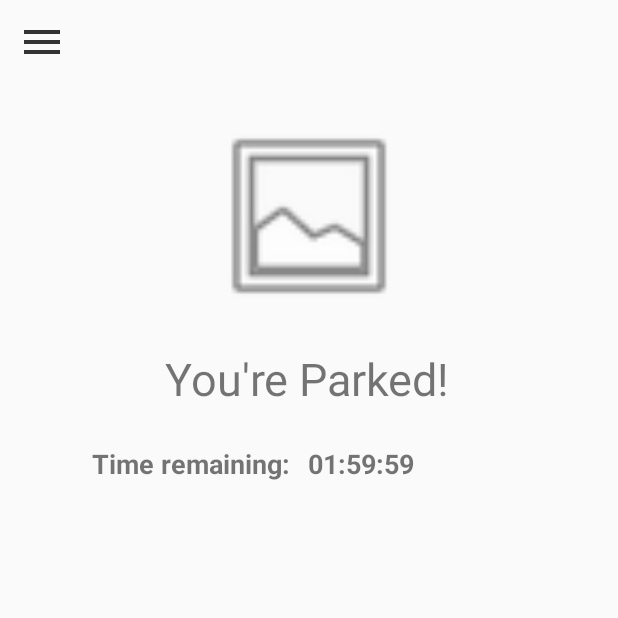
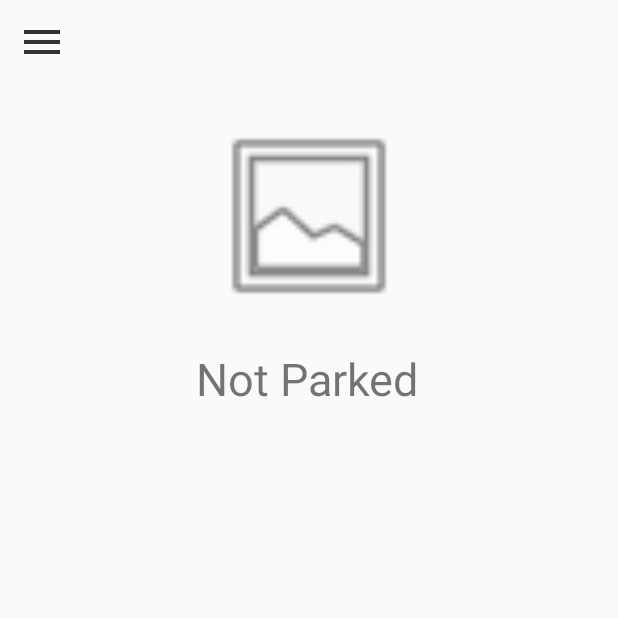
Before and after one commit to SirNexus/mjesto, an Android app: the fragment ParkedFragment placed in its activity, on a phone screen of 412 x 824 dp, the top half of it. Run offline under Robolectric (Android 15) with nearby library versions, the phone set to English and light mode, and no system bars; network calls fail.

Commit message:
Add more robust linking between maps and parking

```diff
--- a/frontend-app/app/src/main/java/com/example/mjesto/Fragments/Maps/ParkedFragment.java
+++ b/frontend-app/app/src/main/java/com/example/mjesto/Fragments/Maps/ParkedFragment.java
@@ -19,8 +19,16 @@ import java.util.concurrent.TimeUnit;
 public class ParkedFragment extends Fragment {
 
     private static final String TAG = ParkedFragment.class.getSimpleName();
+    private static final String NOT_PARKED_STATE = "Not Parked";
+    private static final String PARKED_STATE = "You're Parked!";
 
     public View mView;
+
+    private static TextView mParkingStatusTV;
+    private static TextView mTimeRemainingTV;
+    private static TextView mTimeRemainingLabelTV;
+
+    private static CountDownTimer mCountdownTimer;
 
 
     @Nullable
@@ -28,11 +36,31 @@ public class ParkedFragment extends Fragment {
     public View onCreateView(@NonNull LayoutInflater inflater, @Nullable ViewGroup container, @Nullable Bundle savedInstanceState) {
         mView = inflater.inflate(R.layout.fragment_parked, container, false);
 
-        final TextView timeRemainingValue = mView.findViewById(R.id.time_remaining_value_tv);
+        mParkingStatusTV = mView.findViewById(R.id.parking_status_tv);
+        mTimeRemainingTV = mView.findViewById(R.id.time_remaining_value_tv);
+        mTimeRemainingLabelTV = mView.findViewById(R.id.time_label_tv);
 
-        timeRemainingValue.setText("Test");
+        mCountdownTimer = null;
 
-        CountDownTimer countDownTimer = new CountDownTimer(2 * 60 * 60 * 1000, 1000) {
+        clearTimer();
+
+        return mView;
+    }
+
+    public static void setParked() {
+        mTimeRemainingLabelTV.setVisibility(View.INVISIBLE);
+        mTimeRemainingTV.setVisibility(View.INVISIBLE);
+        mParkingStatusTV.setText(PARKED_STATE);
+    }
+
+    public static void setTimer(int hours) {
+        Log.d(TAG, "setTimer: " + hours);
+
+        mTimeRemainingLabelTV.setVisibility(View.VISIBLE);
+        mTimeRemainingTV.setVisibility(View.VISIBLE);
+        mParkingStatusTV.setText(PARKED_STATE);
+
+        mCountdownTimer = new CountDownTimer(hours * 60 * 60 * 1000, 1000) {
             @Override
             public void onTick(long millisUntilFinished) {
                 int hours = (int) (TimeUnit.MILLISECONDS.toHours(millisUntilFinished));
@@ -40,11 +68,11 @@ public class ParkedFragment extends Fragment {
                 int seconds = (int) (TimeUnit.MILLISECONDS.toSeconds(millisUntilFinished) % TimeUnit.MINUTES.toSeconds(1));
 
                 if (hours != 0) {
-                    timeRemainingValue.setText(String.format(Locale.getDefault(), "%02d:%02d:%02d", hours, minutes, seconds));
+                    mTimeRemainingTV.setText(String.format(Locale.getDefault(), "%02d:%02d:%02d", hours, minutes, seconds));
                 } else if (minutes != 0) {
-                    timeRemainingValue.setText(String.format(Locale.getDefault(), "%02d:%02d", minutes, seconds));
+                    mTimeRemainingTV.setText(String.format(Locale.getDefault(), "%02d:%02d", minutes, seconds));
                 } else if (seconds != 0) {
-                    timeRemainingValue.setText(String.format(Locale.getDefault(), "%02d", seconds));
+                    mTimeRemainingTV.setText(String.format(Locale.getDefault(), "%02d", seconds));
                 }
 
                 Log.d(TAG, "time remaining: " + millisUntilFinished);
@@ -52,12 +80,21 @@ public class ParkedFragment extends Fragment {
 
             @Override
             public void onFinish() {
-                timeRemainingValue.setText("0");
+                mTimeRemainingTV.setText("0");
             }
         };
 
-        countDownTimer.start();
+        mCountdownTimer.start();
 
-        return mView;
+    }
+
+    public static void clearTimer() {
+        Log.d(TAG, "clearTimer");
+        mTimeRemainingLabelTV.setVisibility(View.INVISIBLE);
+        mTimeRemainingTV.setVisibility(View.INVISIBLE);
+        mParkingStatusTV.setText(NOT_PARKED_STATE);
+        if (mCountdownTimer != null) {
+            mCountdownTimer.cancel();
+        }
     }
 }
--- a/frontend-app/app/src/main/res/layout/fragment_parked.xml
+++ b/frontend-app/app/src/main/res/layout/fragment_parked.xml
@@ -6,7 +6,7 @@
     android:layout_height="match_parent">
 
     <TextView
-        android:id="@+id/textView4"
+        android:id="@+id/time_label_tv"
         android:layout_width="135dp"
         android:layout_height="54dp"
         android:layout_marginTop="16dp"
@@ -14,8 +14,8 @@
         android:text="Time remaining:"
         android:textSize="18sp"
         android:textStyle="bold"
-        app:layout_constraintStart_toStartOf="@+id/textView6"
-        app:layout_constraintTop_toBottomOf="@+id/textView6" />
+        app:layout_constraintStart_toStartOf="@+id/parking_status_tv"
+        app:layout_constraintTop_toBottomOf="@+id/parking_status_tv" />
 
     <TextView
         android:id="@+id/time_remaining_value_tv"
@@ -25,8 +25,8 @@
         android:text="2 hours"
         android:textSize="18sp"
         android:textStyle="bold"
-        app:layout_constraintBottom_toBottomOf="@+id/textView4"
-        app:layout_constraintEnd_toEndOf="@+id/textView6" />
+        app:layout_constraintBottom_toBottomOf="@+id/time_label_tv"
+        app:layout_constraintEnd_toEndOf="@+id/parking_status_tv" />
 
     <FrameLayout
         android:id="@+id/fl_parked_map"
@@ -46,7 +46,7 @@
         app:srcCompat="@android:drawable/ic_menu_gallery" />
 
     <TextView
-        android:id="@+id/textView6"
+        android:id="@+id/parking_status_tv"
         android:layout_width="291dp"
         android:layout_height="34dp"
         android:layout_marginTop="20dp"
```
Also changed, not shown: frontend-app/app/src/main/java/com/example/mjesto/Fragments/Maps/MapsFragment.java (+7 -0 lines).
